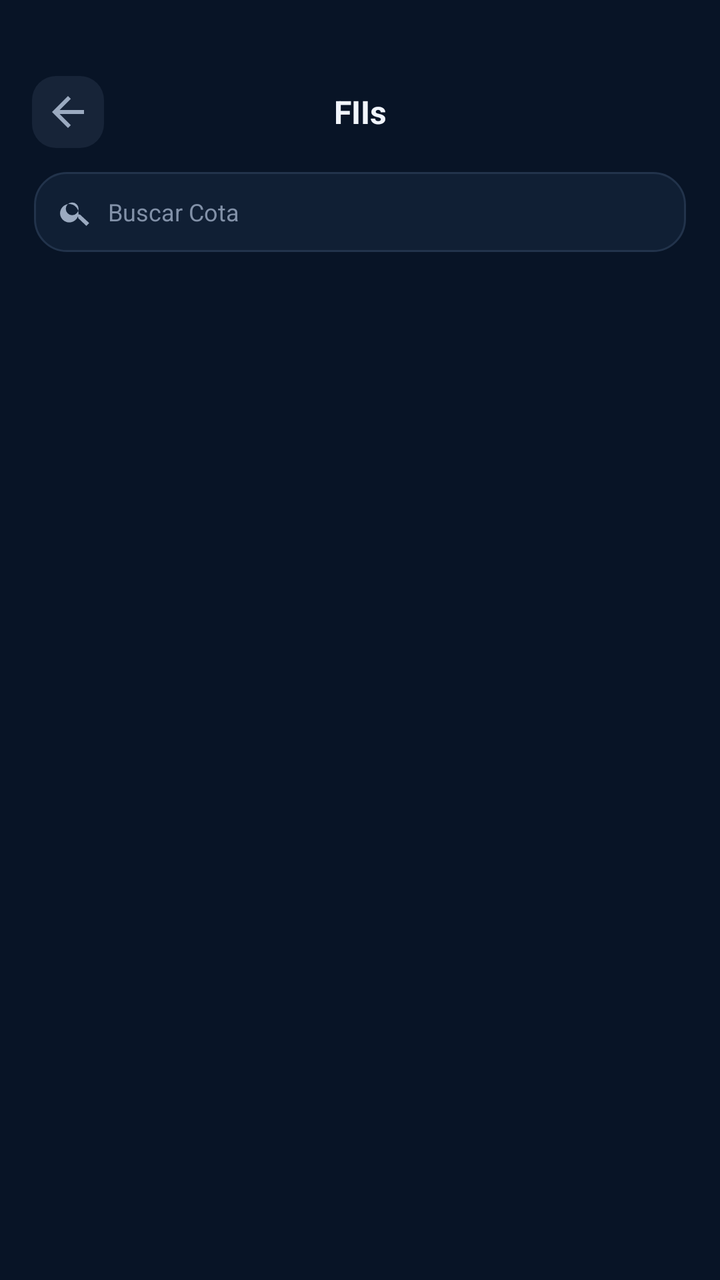
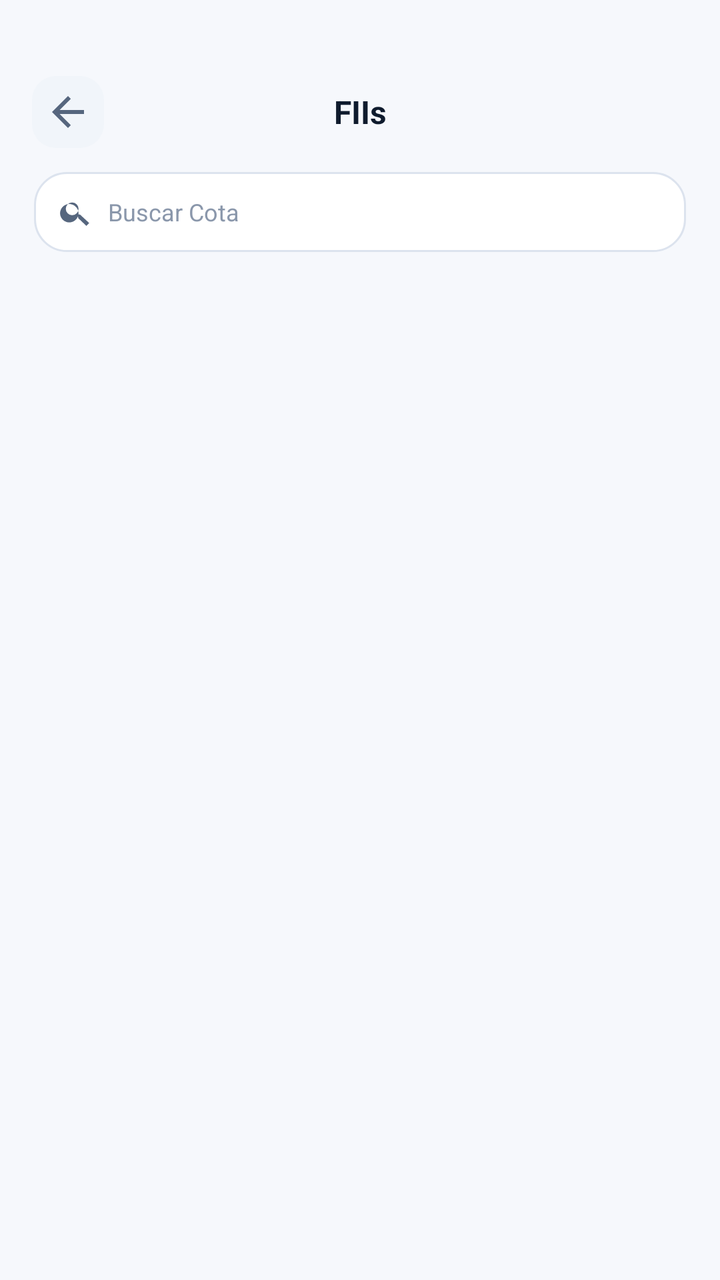

The first picture is an Android layout as it rendered before a commit; the second is the same layout after the commit. The layout source and the unified diff follow.
<!-- AndroidManifest.xml: application theme Theme.AccurancyMobileApp -->
<!-- res/layout/activity_fiis.xml -->
<?xml version="1.0" encoding="utf-8"?>
<FrameLayout
    xmlns:android="http://schemas.android.com/apk/res/android"
    xmlns:app="http://schemas.android.com/apk/res-auto"
    android:layout_width="match_parent"
    android:layout_height="match_parent"
    android:background="#081426">

    <androidx.constraintlayout.widget.ConstraintLayout
        android:layout_width="match_parent"
        android:layout_height="match_parent">

        
        <LinearLayout
            android:id="@+id/cabecalhoFIIs"
            android:layout_width="0dp"
            android:layout_height="52dp"
            android:gravity="center_vertical"
            android:orientation="horizontal"
            android:paddingStart="16dp"
            android:paddingEnd="16dp"
            android:layout_marginTop="30dp"
            app:layout_constraintTop_toTopOf="parent"
            app:layout_constraintStart_toStartOf="parent"
            app:layout_constraintEnd_toEndOf="parent">

            <ImageButton
                android:id="@+id/btnVoltarFIIs"
                android:layout_width="36dp"
                android:layout_height="36dp"
                android:background="@drawable/bg_btn_icone"
                android:contentDescription="Voltar"
                android:src="@drawable/ic_arrow_back"
                app:tint="#9BAAC0" />

            <TextView
                android:layout_width="0dp"
                android:layout_height="wrap_content"
                android:layout_weight="1"
                android:gravity="center"
                android:text="FIIs"
                android:textColor="#F1F5FC"
                android:textSize="16sp"
                android:textStyle="bold" />

            <View
                android:layout_width="36dp"
                android:layout_height="36dp" />

        </LinearLayout>

        
        <LinearLayout
            android:id="@+id/containerBuscarCota"
            android:layout_width="0dp"
            android:layout_height="40dp"
            android:layout_marginStart="17dp"
            android:layout_marginTop="4dp"
            android:layout_marginEnd="17dp"
            android:background="@drawable/bg_carteira_card"
            android:gravity="center_vertical"
            android:orientation="horizontal"
            android:paddingStart="12dp"
            android:paddingEnd="12dp"
            app:layout_constraintTop_toBottomOf="@id/cabecalhoFIIs"
            app:layout_constraintStart_toStartOf="parent"
            app:layout_constraintEnd_toEndOf="parent">

            <ImageView
                android:layout_width="17dp"
                android:layout_height="17dp"
                android:contentDescription="@null"
                android:src="@drawable/ic_busca"
                app:tint="#9BAAC0" />

            <EditText
                android:id="@+id/edtBuscarCota"
                android:layout_width="match_parent"
                android:layout_height="match_parent"
                android:layout_marginStart="8dp"
                android:background="@android:color/transparent"
                android:hint="Buscar Cota"
                android:inputType="text"
                android:imeOptions="actionSearch"
                android:padding="0dp"
                android:singleLine="true"
                android:textColor="#F1F5FC"
                android:textColorHint="#8291A8"
                android:textSize="12sp" />

        </LinearLayout>

        
        <androidx.recyclerview.widget.RecyclerView
            android:id="@+id/rvFIIs"
            android:layout_width="0dp"
            android:layout_height="0dp"
            android:clipToPadding="false"
            android:paddingStart="17dp"
            android:paddingTop="13dp"
            android:paddingEnd="17dp"
            android:paddingBottom="16dp"
            android:overScrollMode="never"
            app:layout_constraintTop_toBottomOf="@id/containerBuscarCota"
            app:layout_constraintBottom_toBottomOf="parent"
            app:layout_constraintStart_toStartOf="parent"
            app:layout_constraintEnd_toEndOf="parent" />

    </androidx.constraintlayout.widget.ConstraintLayout>

</FrameLayout>
<!-- resources referenced by this layout -->
<resources>
  <!-- drawable bg_btn_icone (drawable) -->
  <?xml version="1.0" encoding="utf-8"?>
  <shape xmlns:android="http://schemas.android.com/apk/res/android">
      <solid android:color="#172438"/>
      <corners android:radius="12dp"/>
  </shape>
  <!-- drawable bg_carteira_card (drawable) -->
  <?xml version="1.0" encoding="utf-8"?>
  <shape xmlns:android="http://schemas.android.com/apk/res/android">
      <solid android:color="#101F34" />
      <stroke
          android:width="1dp"
          android:color="#22334B" />
      <corners android:radius="16dp" />
  </shape>
  <!-- drawable ic_arrow_back (drawable) -->
  <vector xmlns:android="http://schemas.android.com/apk/res/android"
      android:width="24dp" android:height="24dp"
      android:viewportWidth="24" android:viewportHeight="24">
      <path android:fillColor="#FFFFFF"
          android:pathData="M20,11H7.83l5.59,-5.59L12,4l-8,8 8,8 1.41,-1.41L7.83,13H20v-2z"/>
  </vector>
  <style name="Theme.AccurancyMobileApp" parent="Base.Theme.AccurancyMobileApp" />
  <style name="Base.Theme.AccurancyMobileApp" parent="Theme.Material3.DayNight.NoActionBar">
          
          
  
      </style>
  <!-- unchanged entries left out for length: 1 -->
</resources>

<!-- the commit's change to res/layout/activity_fiis.xml (unified diff, before → after) -->
@@ -4,7 +4,7 @@
     xmlns:app="http://schemas.android.com/apk/res-auto"
     android:layout_width="match_parent"
     android:layout_height="match_parent"
-    android:background="#081426">
+    android:background="@color/superficie_campo">
 
     <androidx.constraintlayout.widget.ConstraintLayout
         android:layout_width="match_parent"
@@ -31,7 +31,7 @@
                 android:background="@drawable/bg_btn_icone"
                 android:contentDescription="Voltar"
                 android:src="@drawable/ic_arrow_back"
-                app:tint="#9BAAC0" />
+                app:tint="@color/text_secondary" />
 
             <TextView
                 android:layout_width="0dp"
@@ -39,7 +39,7 @@
                 android:layout_weight="1"
                 android:gravity="center"
                 android:text="FIIs"
-                android:textColor="#F1F5FC"
+                android:textColor="@color/text_primary"
                 android:textSize="16sp"
                 android:textStyle="bold" />
 
@@ -71,7 +71,7 @@
                 android:layout_height="17dp"
                 android:contentDescription="@null"
                 android:src="@drawable/ic_busca"
-                app:tint="#9BAAC0" />
+                app:tint="@color/text_secondary" />
 
             <EditText
                 android:id="@+id/edtBuscarCota"
@@ -84,8 +84,8 @@
                 android:imeOptions="actionSearch"
                 android:padding="0dp"
                 android:singleLine="true"
-                android:textColor="#F1F5FC"
-                android:textColorHint="#8291A8"
+                android:textColor="@color/text_primary"
+                android:textColorHint="@color/text_placeholder"
                 android:textSize="12sp" />
 
         </LinearLayout>
<!-- resource entries referenced after the edit -->
@@ -1,18 +1,22 @@
 <!-- resources referenced by this layout -->
 <resources>
+  <color name="superficie_campo">#FFF6F8FC</color>
+  <color name="text_placeholder">#FF8A97AB</color>
+  <color name="text_primary">#FF0F1B2D</color>
+  <color name="text_secondary">#FF56667E</color>
   <!-- drawable bg_btn_icone (drawable) -->
   <?xml version="1.0" encoding="utf-8"?>
   <shape xmlns:android="http://schemas.android.com/apk/res/android">
-      <solid android:color="#172438"/>
+      <solid android:color="@color/card_background_2"/>
       <corners android:radius="12dp"/>
   </shape>
   <!-- drawable bg_carteira_card (drawable) -->
   <?xml version="1.0" encoding="utf-8"?>
   <shape xmlns:android="http://schemas.android.com/apk/res/android">
-      <solid android:color="#101F34" />
+      <solid android:color="@color/card_background" />
       <stroke
           android:width="1dp"
-          android:color="#22334B" />
+          android:color="@color/borda" />
       <corners android:radius="16dp" />
   </shape>
   <!-- drawable ic_arrow_back (drawable) -->
@@ -23,11 +27,47 @@
           android:pathData="M20,11H7.83l5.59,-5.59L12,4l-8,8 8,8 1.41,-1.41L7.83,13H20v-2z"/>
   </vector>
   <style name="Theme.AccurancyMobileApp" parent="Base.Theme.AccurancyMobileApp" />
+  <color name="card_background_2">#FFF1F5FA</color>
+  <color name="card_background">#FFFFFFFF</color>
+  <color name="borda">#FFDCE3EE</color>
   <style name="Base.Theme.AccurancyMobileApp" parent="Theme.Material3.DayNight.NoActionBar">
+          <item name="colorPrimary">@color/primary_blue</item>
+          <item name="colorOnPrimary">@color/white</item>
+          <item name="colorPrimaryContainer">@color/superficie_selecionada</item>
+          <item name="colorOnPrimaryContainer">@color/text_primary</item>
+          <item name="colorSecondary">@color/link</item>
+          <item name="colorSurface">@color/card_background</item>
+          <item name="colorOnSurface">@color/text_primary</item>
+          <item name="colorOnSurfaceVariant">@color/text_secondary</item>
+          <item name="colorOnSecondary">@color/white</item>
+          <item name="colorSecondaryContainer">@color/superficie_selecionada</item>
+          <item name="colorOnSecondaryContainer">@color/text_primary</item>
           
-          
-  
+          <item name="colorSurfaceVariant">@color/card_background_2</item>
+          <item name="colorSurfaceContainerLowest">@color/card_background</item>
+          <item name="colorSurfaceContainerLow">@color/card_background</item>
+          <item name="colorSurfaceContainer">@color/card_background_2</item>
+          <item name="colorSurfaceContainerHigh">@color/card_background</item>
+          <item name="colorSurfaceContainerHighest">@color/trilho</item>
+          <item name="colorOutline">@color/borda_forte</item>
+          <item name="colorOutlineVariant">@color/borda</item>
+          <item name="colorError">@color/negativo_destaque</item>
+          <item name="android:colorBackground">@color/bg_deep</item>
+          <item name="android:windowBackground">@color/bg_deep</item>
+          <item name="android:textColorPrimary">@color/text_primary</item>
+          <item name="android:textColorSecondary">@color/text_secondary</item>
+          <item name="android:textColorHint">@color/text_placeholder</item>
+          <item name="android:windowLightStatusBar">@bool/barras_sistema_claras</item>
+          <item name="android:windowLightNavigationBar" tools:targetApi="27">@bool/barras_sistema_claras</item>
       </style>
+  <color name="primary_blue">#FF2563EB</color>
+  <color name="white">#FFFFFFFF</color>
+  <color name="superficie_selecionada">#FFE4EDFD</color>
+  <color name="link">#FF1D5BD8</color>
+  <color name="trilho">#FFE3E9F2</color>
+  <color name="borda_forte">#FFC5D0DF</color>
+  <color name="negativo_destaque">#FFD93545</color>
+  <color name="bg_deep">#FFF3F6FB</color>
   <!-- unchanged entries left out for length: 1 -->
 </resources>
 
